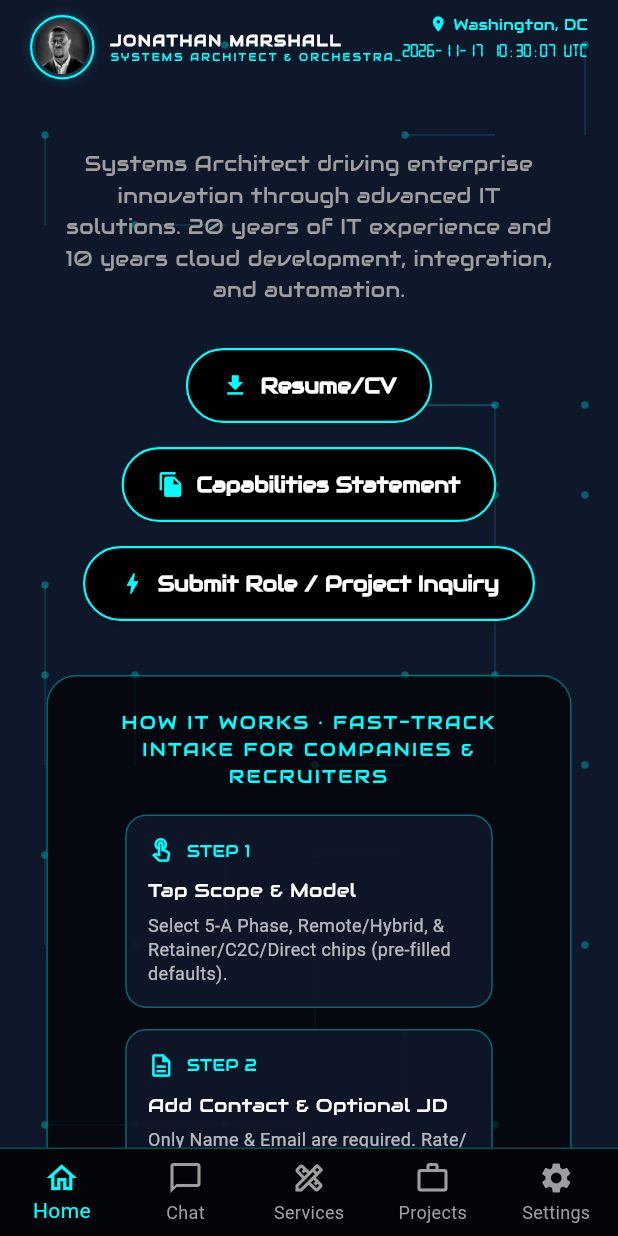
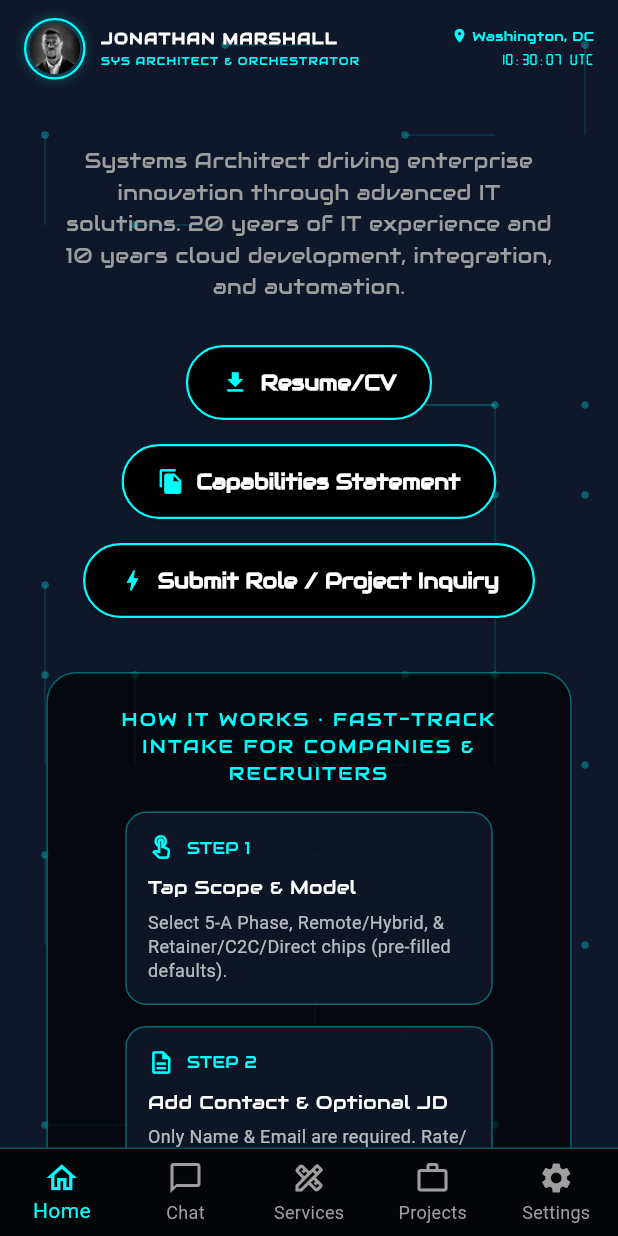
Before and after one commit to jmarshall-io/jmarshall-io, a Flutter app: the screen it shows after launch, on a phone screen of 412 x 824 dp. Run offline on Flutter 3.47's test engine with Material 3 defaults, Android fonts, the phone set to English and light mode, and no system bars; drawn by our look-alikes of animated_text_kit; our stand-ins replace csv, file_picker, firebase_core, flutter_dotenv, flutter_svg; missing offline and left inert: glassmorphism_widgets; accounts and stored records are empty; network calls fail; project files that could hold a hidden picture were left out.

Commit message:
fix(hud): refine mobile HUD header spacing, compact clock, and SYS ARCHITECT & ORCHESTRATOR title

```diff
--- a/lib/l10n/app_en.arb
+++ b/lib/l10n/app_en.arb
@@ -1,7 +1,7 @@
 {
-  "roleTitle": "SYSTEMS ARCHITECT & ORCHESTRATOR",
+  "roleTitle": "SYS ARCHITECT & ORCHESTRATOR",
   "@roleTitle": { "description": "Mobile role title" },
-  "roleTitleCloud": "SYSTEMS ARCHITECT & ORCHESTRATOR",
+  "roleTitleCloud": "SYS ARCHITECT & ORCHESTRATOR",
   "@roleTitleCloud": { "description": "Desktop role title" },
   "bio": "Systems Architect driving enterprise innovation through advanced IT solutions. 20 years of IT experience and 10 years cloud development, integration, and automation.",
   "@bio": { "description": "Mobile biography" },
--- a/lib/l10n/app_localizations_en.dart
+++ b/lib/l10n/app_localizations_en.dart
@@ -9,10 +9,10 @@ class AppLocalizationsEn extends AppLocalizations {
   AppLocalizationsEn([String locale = 'en']) : super(locale);
 
   @override
-  String get roleTitle => 'SYSTEMS ARCHITECT & ORCHESTRATOR';
+  String get roleTitle => 'SYS ARCHITECT & ORCHESTRATOR';
 
   @override
-  String get roleTitleCloud => 'SYSTEMS ARCHITECT & ORCHESTRATOR';
+  String get roleTitleCloud => 'SYS ARCHITECT & ORCHESTRATOR';
 
   @override
   String get bio =>
--- a/lib/widgets/hud_header.dart
+++ b/lib/widgets/hud_header.dart
@@ -23,7 +23,7 @@ class _HudHeaderState extends State<HudHeader> {
 
   String _getCurrentTime() {
     final DateTime now = DateTime.now();
-    return '${DateFormat('yyyy-MM-dd HH:mm:ss').format(now)} ${now.timeZoneName}';
+    return '${DateFormat('HH:mm:ss').format(now)} ${now.timeZoneName}';
   }
 
   void _updateTime() {
@@ -50,14 +50,14 @@ class _HudHeaderState extends State<HudHeader> {
     return SafeArea(
       bottom: false,
       child: Padding(
-        padding: const EdgeInsets.symmetric(horizontal: 20, vertical: 10), // Reduced vertical padding
+        padding: const EdgeInsets.fromLTRB(16, 12, 16, 8),
         child: Row(
           mainAxisAlignment: MainAxisAlignment.spaceBetween,
-          crossAxisAlignment: CrossAxisAlignment.start,
+          crossAxisAlignment: CrossAxisAlignment.center,
           children: [
             // LEFT: Profile (Name & Photo)
             Expanded(
-              flex: 3,
+              flex: 6,
               child: Row(
                 children: [
                   // Photo
@@ -67,16 +67,29 @@ class _HudHeaderState extends State<HudHeader> {
                       shape: BoxShape.circle,
                       boxShadow: [
                         BoxShadow(
-                          color: const Color(0xFF00FFFF).withOpacity(0.2),
-                          blurRadius: 5,
+                          color: const Color(0xFF00FFFF).withOpacity(0.25),
+                          blurRadius: 6,
                           spreadRadius: 0,
                         ),
                       ],
-                      border: Border.all(color: const Color(0xFF00FFFF), width: 1.5),
+                      border: Border.all(
+                        color: const Color(0xFF00FFFF),
+                        width: 1.5,
+                      ),
                     ),
-                    child: const CircleAvatar(
-                      radius: 18, // Reduced size
-                      backgroundImage: AssetImage('assets/profile-photo-bw.jpeg'),
+                    child: ClipOval(
+                      child: Image.network(
+                        'https://avatars.githubusercontent.com/u/252984706?v=4',
+                        width: 34,
+                        height: 34,
+                        fit: BoxFit.cover,
+                        errorBuilder: (_, __, ___) => Image.asset(
+                          'assets/profile-photo-bw.jpeg',
+                          width: 34,
+                          height: 34,
+                          fit: BoxFit.cover,
+                        ),
+                      ),
                     ),
                   ),
                   const SizedBox(width: 10),
@@ -84,26 +97,28 @@ class _HudHeaderState extends State<HudHeader> {
                   Flexible(
                     child: Column(
                       crossAxisAlignment: CrossAxisAlignment.start,
+                      mainAxisSize: MainAxisSize.min,
                       children: [
                         Text(
                           AppLocalizations.of(context)!.name,
                           style: const TextStyle(
                             fontFamily: 'Audiowide',
-                            fontSize: 10, // Reduced from 11
+                            fontSize: 10.5,
                             color: Colors.white,
                             fontWeight: FontWeight.bold,
-                            letterSpacing: 1.2,
+                            letterSpacing: 1.0,
                           ),
                           overflow: TextOverflow.ellipsis,
                           maxLines: 1,
                         ),
+                        const SizedBox(height: 2),
                         Text(
                           AppLocalizations.of(context)!.roleTitle,
                           style: const TextStyle(
                             fontFamily: 'Audiowide',
-                            fontSize: 7, // Reduced from 8
+                            fontSize: 7.5,
                             color: Color(0xFF00FFFF),
-                            letterSpacing: 1.5,
+                            letterSpacing: 0.8,
                           ),
                           overflow: TextOverflow.ellipsis,
                           maxLines: 1,
@@ -114,36 +129,42 @@ class _HudHeaderState extends State<HudHeader> {
                 ],
               ),
             ),
-
-            // RIGHT: Time & Location
+            const SizedBox(width: 8),
+            // RIGHT: Compact Time & Location
             Column(
               crossAxisAlignment: CrossAxisAlignment.end,
+              mainAxisSize: MainAxisSize.min,
               children: [
                 Row(
-                  mainAxisAlignment: MainAxisAlignment.end,
+                  mainAxisSize: MainAxisSize.min,
                   children: [
-                    const Icon(Icons.location_on, color: Color(0xFF00FFFF), size: 12),
-                    const SizedBox(width: 4),
+                    const Icon(
+                      Icons.location_on,
+                      color: Color(0xFF00FFFF),
+                      size: 11,
+                    ),
+                    const SizedBox(width: 3),
                     Text(
                       AppLocalizations.of(context)!.location,
                       style: const TextStyle(
                         fontFamily: 'Audiowide',
-                        fontSize: 10,
+                        fontSize: 9,
                         color: Color(0xFF00FFFF),
-                        height: 1.2,
+                        height: 1.1,
                       ),
                     ),
                   ],
                 ),
-                const SizedBox(height: 4),
+                const SizedBox(height: 3),
                 Text(
                   formattedDate,
                   style: const TextStyle(
                     fontFamily: 'TrueType',
-                    fontSize: 14,
+                    fontSize: 12.5,
                     color: Color(0xFF00FFFF),
                     fontWeight: FontWeight.bold,
-                    height: 1.2,
+                    letterSpacing: 0.8,
+                    height: 1.1,
                   ),
                 ),
               ],
--- a/lib/widgets/profile_sidebar.dart
+++ b/lib/widgets/profile_sidebar.dart
@@ -95,10 +95,19 @@ class _ProfileSidebarState extends State<ProfileSidebar> {
                   ),
                 ],
               ),
-              child: const CircleAvatar(
-                radius: 56,
-                backgroundImage: AssetImage('assets/profile-photo-bw.jpeg'),
-                backgroundColor: Colors.black,
+              child: ClipOval(
+                child: Image.network(
+                  'https://avatars.githubusercontent.com/u/252984706?v=4',
+                  width: 112,
+                  height: 112,
+                  fit: BoxFit.cover,
+                  errorBuilder: (_, __, ___) => Image.asset(
+                    'assets/profile-photo-bw.jpeg',
+                    width: 112,
+                    height: 112,
+                    fit: BoxFit.cover,
+                  ),
+                ),
               ),
             ),
           ),
```
Also changed, not shown: firebase.json, 1 other file.
